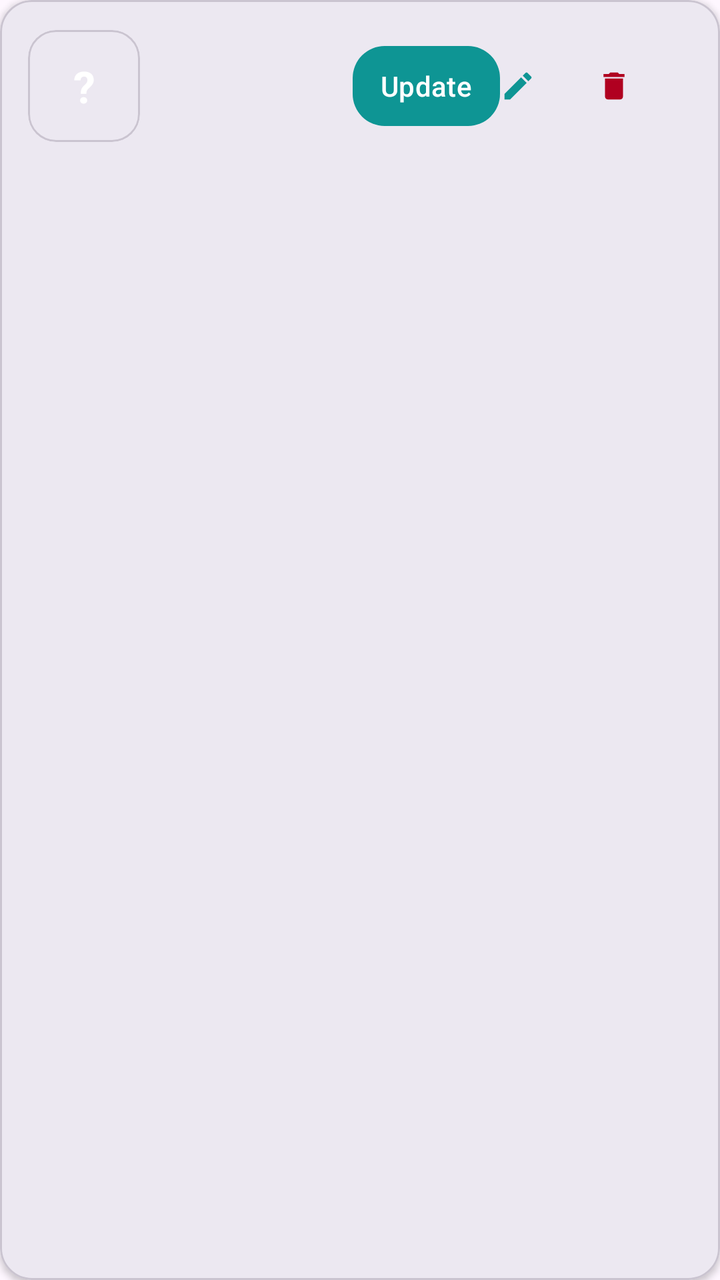
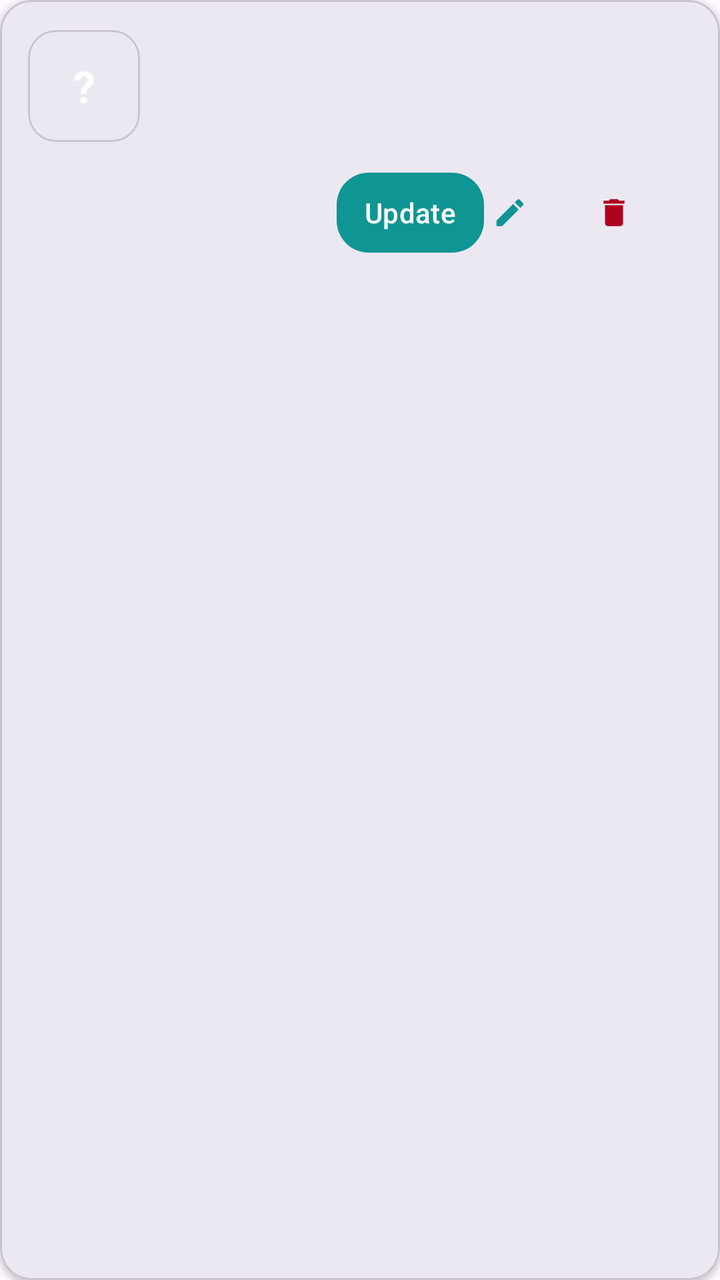

An Android layout rendered at two revisions. The XML below is the earlier revision; the diff shows what the commit changed to produce the second picture.
<!-- AndroidManifest.xml: application theme Theme.GoharStore -->
<!-- res/layout/item_admin_app.xml -->
<?xml version="1.0" encoding="utf-8"?>
<com.google.android.material.card.MaterialCardView xmlns:android="http://schemas.android.com/apk/res/android"
    xmlns:app="http://schemas.android.com/apk/res-auto"
    android:layout_width="match_parent"
    android:layout_height="wrap_content"
    android:layout_marginStart="16dp"
    android:layout_marginTop="10dp"
    android:layout_marginEnd="16dp"
    app:cardCornerRadius="16dp"
    app:cardElevation="2dp">

    <LinearLayout
        android:layout_width="match_parent"
        android:layout_height="wrap_content"
        android:gravity="center_vertical"
        android:orientation="horizontal"
        android:padding="14dp">

        
        <FrameLayout
            android:layout_width="56dp"
            android:layout_height="56dp">

            <TextView
                android:id="@+id/appIcon"
                android:layout_width="match_parent"
                android:layout_height="match_parent"
                android:gravity="center"
                android:text="?"
                android:textColor="@android:color/white"
                android:textSize="22sp"
                android:textStyle="bold" />

            <com.google.android.material.card.MaterialCardView
                android:layout_width="match_parent"
                android:layout_height="match_parent"
                app:cardBackgroundColor="@android:color/transparent"
                app:cardCornerRadius="14dp"
                app:cardElevation="0dp">

                <ImageView
                    android:id="@+id/appIconImage"
                    android:layout_width="match_parent"
                    android:layout_height="match_parent"
                    android:scaleType="centerCrop"
                    android:visibility="gone" />

            </com.google.android.material.card.MaterialCardView>
        </FrameLayout>

        <LinearLayout
            android:layout_width="0dp"
            android:layout_height="wrap_content"
            android:layout_marginStart="12dp"
            android:layout_weight="1"
            android:orientation="vertical">

            <TextView
                android:id="@+id/appName"
                android:layout_width="wrap_content"
                android:layout_height="wrap_content"
                android:textSize="16sp"
                android:textStyle="bold" />

            <TextView
                android:id="@+id/appMeta"
                android:layout_width="wrap_content"
                android:layout_height="wrap_content"
                android:layout_marginTop="2dp"
                android:textSize="12sp" />

            <TextView
                android:id="@+id/appPackage"
                android:layout_width="wrap_content"
                android:layout_height="wrap_content"
                android:layout_marginTop="2dp"
                android:textSize="12sp" />

        </LinearLayout>

        
        <com.google.android.material.button.MaterialButton
            android:id="@+id/updateButton"
            android:layout_width="wrap_content"
            android:layout_height="wrap_content"
            android:minWidth="0dp"
            android:paddingStart="14dp"
            android:paddingEnd="14dp"
            android:text="@string/admin_update"
            android:textColor="@android:color/white"
            app:backgroundTint="@color/gohar_teal"
            app:cornerRadius="16dp" />

        <com.google.android.material.button.MaterialButton
            android:id="@+id/editButton"
            style="@style/Widget.Material3.Button.TextButton"
            android:layout_width="48dp"
            android:layout_height="48dp"
            android:contentDescription="@string/admin_edit"
            android:minWidth="0dp"
            android:paddingStart="0dp"
            android:paddingEnd="0dp"
            app:icon="@drawable/ic_edit"
            app:iconPadding="0dp"
            app:iconTint="@color/gohar_teal" />

        <com.google.android.material.button.MaterialButton
            android:id="@+id/deleteButton"
            style="@style/Widget.Material3.Button.TextButton"
            android:layout_width="48dp"
            android:layout_height="48dp"
            android:contentDescription="@string/admin_delete"
            android:minWidth="0dp"
            android:paddingStart="0dp"
            android:paddingEnd="0dp"
            app:icon="@drawable/ic_delete"
            app:iconPadding="0dp"
            app:iconTint="@color/design_default_color_error" />

    </LinearLayout>

</com.google.android.material.card.MaterialCardView>
<!-- resources referenced by this layout -->
<resources>
  <color name="gohar_teal">#0E9594</color>
  <!-- drawable ic_delete (drawable) -->
  <?xml version="1.0" encoding="utf-8"?>
  <vector xmlns:android="http://schemas.android.com/apk/res/android"
      android:width="24dp"
      android:height="24dp"
      android:viewportWidth="24"
      android:viewportHeight="24">
      <path
          android:fillColor="#000000"
          android:pathData="M6,19c0,1.1 0.9,2 2,2h8c1.1,0 2,-0.9 2,-2V7H6v12zM19,4h-3.5l-1,-1h-5l-1,1H5v2h14V4z" />
  </vector>
  <!-- drawable ic_edit (drawable) -->
  <?xml version="1.0" encoding="utf-8"?>
  <vector xmlns:android="http://schemas.android.com/apk/res/android"
      android:width="24dp"
      android:height="24dp"
      android:viewportWidth="24"
      android:viewportHeight="24">
      <path
          android:fillColor="#000000"
          android:pathData="M3,17.25V21h3.75L17.81,9.94l-3.75,-3.75L3,17.25zM20.71,7.04c0.39,-0.39 0.39,-1.02 0,-1.41l-2.34,-2.34c-0.39,-0.39 -1.02,-0.39 -1.41,0l-1.83,1.83 3.75,3.75 1.83,-1.83z" />
  </vector>
  <string name="admin_delete">Delete</string>
  <string name="admin_edit">Edit</string>
  <string name="admin_update">Update</string>
  <style name="Theme.GoharStore" parent="Theme.Material3.DayNight.NoActionBar">
          <item name="colorPrimary">@color/gohar_navy</item>
          <item name="colorPrimaryDark">@color/gohar_navy_dark</item>
          <item name="colorOnPrimary">@android:color/white</item>
          <item name="colorSecondary">@color/gohar_teal</item>
          <item name="colorSecondaryContainer">#D6F2F1</item>
          <item name="colorOnSecondary">@android:color/white</item>
          <item name="toolbarStyle">@style/Widget.GoharStore.Toolbar</item>
          
          <item name="android:statusBarColor">@color/gohar_navy</item>
          <item name="android:windowLightStatusBar">false</item>
      </style>
  <color name="gohar_navy">#0B2545</color>
  <color name="gohar_navy_dark">#071A33</color>
  <style name="Widget.GoharStore.Toolbar" parent="Widget.Material3.Toolbar">
          <item name="android:background">@color/gohar_navy</item>
          <item name="titleTextColor">@android:color/white</item>
          <item name="subtitleTextColor">#C7D6E8</item>
      </style>
</resources>

<!-- the commit's change to res/layout/item_admin_app.xml (unified diff, before → after) -->
@@ -12,110 +12,133 @@
     <LinearLayout
         android:layout_width="match_parent"
         android:layout_height="wrap_content"
-        android:gravity="center_vertical"
-        android:orientation="horizontal"
+        android:orientation="vertical"
         android:padding="14dp">
 
-        
-        <FrameLayout
-            android:layout_width="56dp"
-            android:layout_height="56dp">
+        <LinearLayout
+            android:layout_width="match_parent"
+            android:layout_height="wrap_content"
+            android:gravity="center_vertical"
+            android:orientation="horizontal">
 
-            <TextView
-                android:id="@+id/appIcon"
-                android:layout_width="match_parent"
-                android:layout_height="match_parent"
-                android:gravity="center"
-                android:text="?"
-                android:textColor="@android:color/white"
-                android:textSize="22sp"
-                android:textStyle="bold" />
+            
+            <FrameLayout
+                android:layout_width="56dp"
+                android:layout_height="56dp">
 
-            <com.google.android.material.card.MaterialCardView
-                android:layout_width="match_parent"
-                android:layout_height="match_parent"
-                app:cardBackgroundColor="@android:color/transparent"
-                app:cardCornerRadius="14dp"
-                app:cardElevation="0dp">
-
-                <ImageView
-                    android:id="@+id/appIconImage"
+                <TextView
+                    android:id="@+id/appIcon"
                     android:layout_width="match_parent"
                     android:layout_height="match_parent"
-                    android:scaleType="centerCrop"
-                    android:visibility="gone" />
+                    android:gravity="center"
+                    android:text="?"
+                    android:textColor="@android:color/white"
+                    android:textSize="22sp"
+                    android:textStyle="bold" />
 
-            </com.google.android.material.card.MaterialCardView>
-        </FrameLayout>
+                <com.google.android.material.card.MaterialCardView
+                    android:layout_width="match_parent"
+                    android:layout_height="match_parent"
+                    app:cardBackgroundColor="@android:color/transparent"
+                    app:cardCornerRadius="14dp"
+                    app:cardElevation="0dp">
 
-        <LinearLayout
-            android:layout_width="0dp"
-            android:layout_height="wrap_content"
-            android:layout_marginStart="12dp"
-            android:layout_weight="1"
-            android:orientation="vertical">
+                    <ImageView
+                        android:id="@+id/appIconImage"
+                        android:layout_width="match_parent"
+                        android:layout_height="match_parent"
+                        android:scaleType="centerCrop"
+                        android:visibility="gone" />
 
-            <TextView
-                android:id="@+id/appName"
-                android:layout_width="wrap_content"
+                </com.google.android.material.card.MaterialCardView>
+            </FrameLayout>
+
+            <LinearLayout
+                android:layout_width="0dp"
                 android:layout_height="wrap_content"
-                android:textSize="16sp"
-                android:textStyle="bold" />
+                android:layout_marginStart="12dp"
+                android:layout_weight="1"
+                android:orientation="vertical">
 
-            <TextView
-                android:id="@+id/appMeta"
-                android:layout_width="wrap_content"
-                android:layout_height="wrap_content"
-                android:layout_marginTop="2dp"
-                android:textSize="12sp" />
+                <TextView
+                    android:id="@+id/appName"
+                    android:layout_width="wrap_content"
+                    android:layout_height="wrap_content"
+                    android:ellipsize="end"
+                    android:maxLines="2"
+                    android:textSize="16sp"
+                    android:textStyle="bold" />
 
-            <TextView
-                android:id="@+id/appPackage"
-                android:layout_width="wrap_content"
-                android:layout_height="wrap_content"
-                android:layout_marginTop="2dp"
-                android:textSize="12sp" />
+                <TextView
+                    android:id="@+id/appMeta"
+                    android:layout_width="wrap_content"
+                    android:layout_height="wrap_content"
+                    android:layout_marginTop="2dp"
+                    android:ellipsize="end"
+                    android:maxLines="1"
+                    android:textSize="12sp" />
+
+                <TextView
+                    android:id="@+id/appPackage"
+                    android:layout_width="wrap_content"
+                    android:layout_height="wrap_content"
+                    android:layout_marginTop="2dp"
+                    android:ellipsize="end"
+                    android:maxLines="1"
+                    android:textSize="12sp" />
+
+            </LinearLayout>
 
         </LinearLayout>
 
-        
-        <com.google.android.material.button.MaterialButton
-            android:id="@+id/updateButton"
-            android:layout_width="wrap_content"
+        <LinearLayout
+            android:layout_width="match_parent"
             android:layout_height="wrap_content"
-            android:minWidth="0dp"
-            android:paddingStart="14dp"
-            android:paddingEnd="14dp"
-            android:text="@string/admin_update"
-            android:textColor="@android:color/white"
-            app:backgroundTint="@color/gohar_teal"
-            app:cornerRadius="16dp" />
+            android:layout_marginTop="10dp"
+            android:gravity="end"
+            android:orientation="horizontal">
 
-        <com.google.android.material.button.MaterialButton
-            android:id="@+id/editButton"
-            style="@style/Widget.Material3.Button.TextButton"
-            android:layout_width="48dp"
-            android:layout_height="48dp"
-            android:contentDescription="@string/admin_edit"
-            android:minWidth="0dp"
-            android:paddingStart="0dp"
-            android:paddingEnd="0dp"
-            app:icon="@drawable/ic_edit"
-            app:iconPadding="0dp"
-            app:iconTint="@color/gohar_teal" />
+            <com.google.android.material.button.MaterialButton
+                android:id="@+id/updateButton"
+                android:layout_width="wrap_content"
+                android:layout_height="wrap_content"
+                android:minWidth="0dp"
+                android:paddingStart="14dp"
+                android:paddingEnd="14dp"
+                android:text="@string/admin_update"
+                android:textColor="@android:color/white"
+                app:backgroundTint="@color/gohar_teal"
+                app:cornerRadius="16dp" />
 
-        <com.google.android.material.button.MaterialButton
-            android:id="@+id/deleteButton"
-            style="@style/Widget.Material3.Button.TextButton"
-            android:layout_width="48dp"
-            android:layout_height="48dp"
-            android:contentDescription="@string/admin_delete"
-            android:minWidth="0dp"
-            android:paddingStart="0dp"
-            android:paddingEnd="0dp"
-            app:icon="@drawable/ic_delete"
-            app:iconPadding="0dp"
-            app:iconTint="@color/design_default_color_error" />
+            <com.google.android.material.button.MaterialButton
+                android:id="@+id/editButton"
+                style="@style/Widget.Material3.Button.TextButton"
+                android:layout_width="48dp"
+                android:layout_height="48dp"
+                android:layout_marginStart="4dp"
+                android:contentDescription="@string/admin_edit"
+                android:minWidth="0dp"
+                android:paddingStart="0dp"
+                android:paddingEnd="0dp"
+                app:icon="@drawable/ic_edit"
+                app:iconPadding="0dp"
+                app:iconTint="@color/gohar_teal" />
+
+            <com.google.android.material.button.MaterialButton
+                android:id="@+id/deleteButton"
+                style="@style/Widget.Material3.Button.TextButton"
+                android:layout_width="48dp"
+                android:layout_height="48dp"
+                android:layout_marginStart="4dp"
+                android:contentDescription="@string/admin_delete"
+                android:minWidth="0dp"
+                android:paddingStart="0dp"
+                android:paddingEnd="0dp"
+                app:icon="@drawable/ic_delete"
+                app:iconPadding="0dp"
+                app:iconTint="@color/design_default_color_error" />
+
+        </LinearLayout>
 
     </LinearLayout>
 
